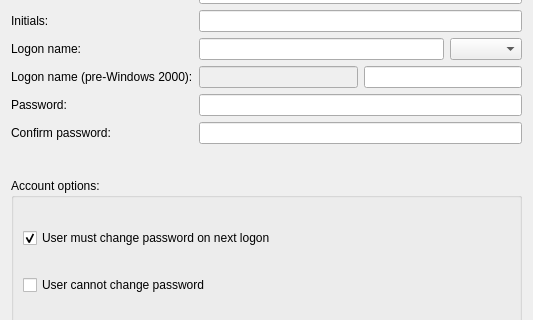
altlinux/admc, file src/admc/create_user_dialog.ui: the form before one commit; both pictures show x 0 to 533 and y 85 to 405 of the 533 by 548 pixel window.
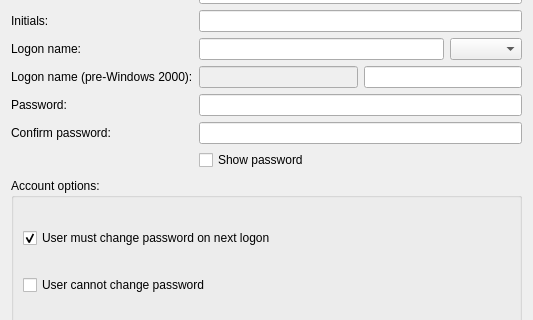
The form after the commit.

Commit message:
add "show password" checkbox
toggles visibility of password edits
in create user dialog and password dialog
save this setting

Diff of the .ui file:
```diff
--- a/src/admc/create_user_dialog.ui
+++ b/src/admc/create_user_dialog.ui
@@ -122,6 +122,13 @@
        </item>
       </layout>
      </item>
+     <item row="8" column="1">
+      <widget class="QCheckBox" name="show_password_check">
+       <property name="text">
+        <string>Show password</string>
+       </property>
+      </widget>
+     </item>
     </layout>
    </item>
    <item>
```
The commit also changes 7 other files.
